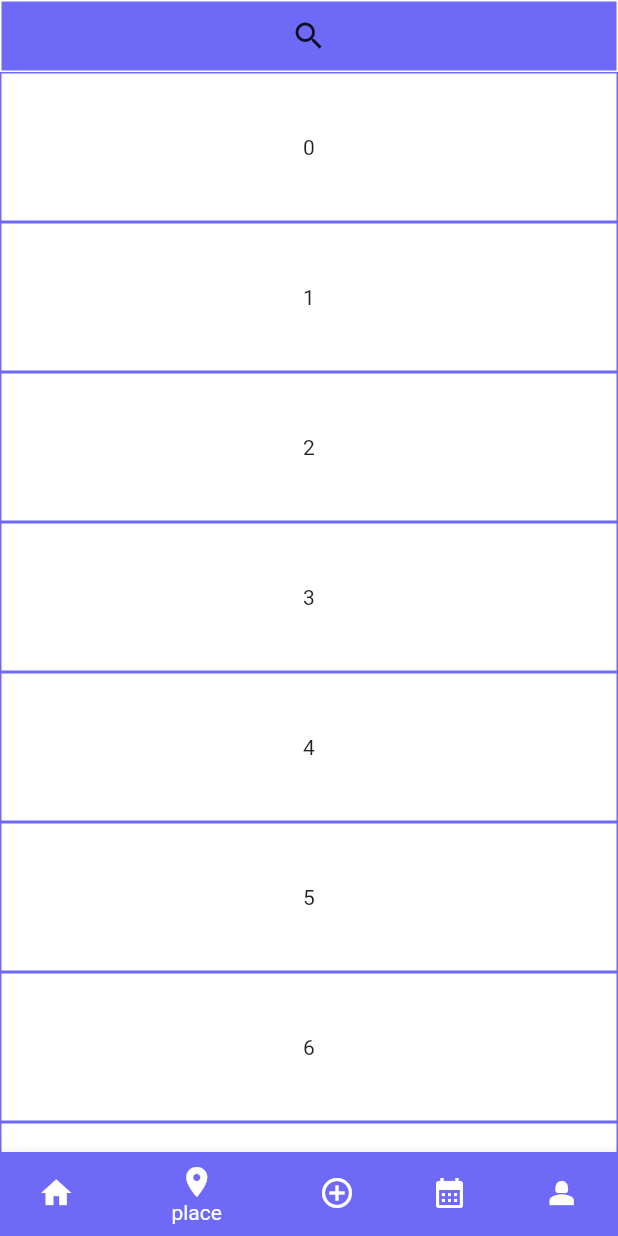
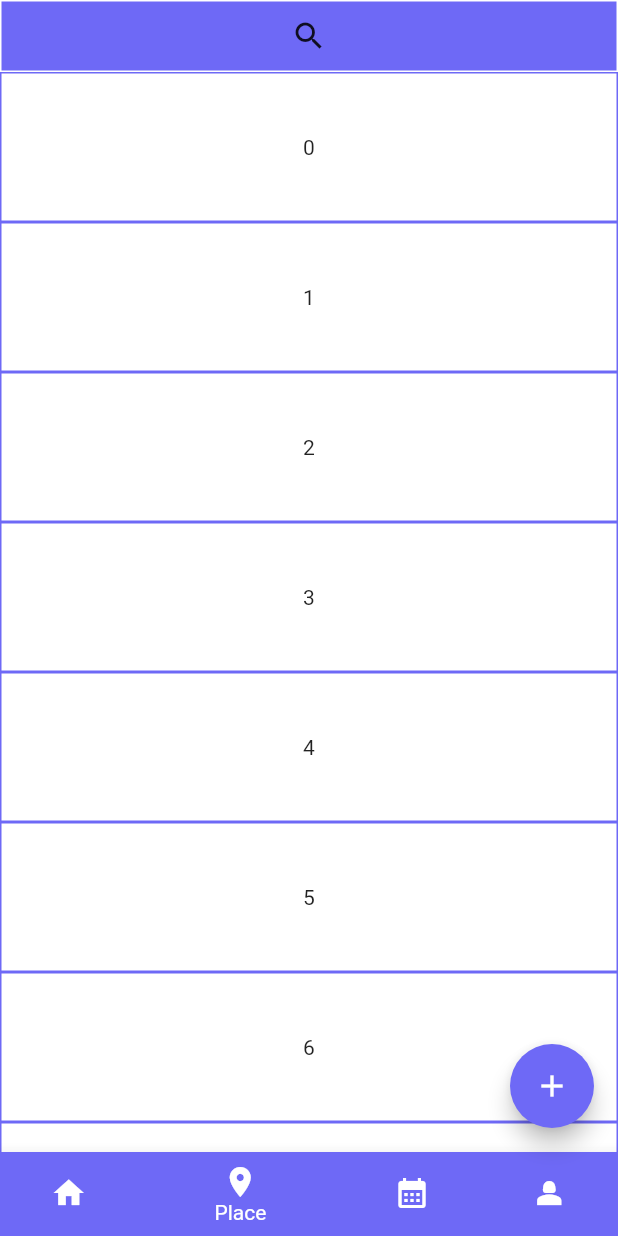
Before and after one commit to ho323/with_wall, a Flutter app: the screen it shows after launch, item 2 of the bottom bar chosen, on a phone screen of 412 x 824 dp. Run offline on Flutter 3.47's test engine with Material 2 defaults, Android fonts, the phone set to English and light mode, and no system bars; our stand-ins replace video_player.

```diff
--- a/lib/screen/home_screen.dart
+++ b/lib/screen/home_screen.dart
@@ -1,6 +1,6 @@
 import 'package:flutter/material.dart';
 import 'package:with_wall/const/colors.dart';
-import 'package:with_wall/screen/add_post.dart';
+import 'package:with_wall/screen/add_post_screen.dart';
 import 'package:with_wall/screen/caledar_screen.dart';
 import 'package:with_wall/screen/center_list_screen.dart';
 import 'package:with_wall/screen/feed_screen.dart';
@@ -19,10 +19,10 @@ class _HomeScreenState extends State<HomeScreen> {
   @override
   Widget build(BuildContext context) {
     return Scaffold(
+      floatingActionButton: renderFloatingActionButton(),
       body: [
         FeedScreen(),
         CenterListScreen(),
-        AddPostScreen(),
         CalendarScreen(),
         ProfileScreen(),
       ][tab],
@@ -33,44 +33,49 @@ class _HomeScreenState extends State<HomeScreen> {
           });
         },
         currentIndex: tab,
-        items: [
+        items: const [
           BottomNavigationBarItem(
             backgroundColor: PRIMARY_COLOR,
             icon: Icon(
               Icons.home,
             ),
-            label: 'home',
+            label: 'Home',
           ),
           BottomNavigationBarItem(
             backgroundColor: PRIMARY_COLOR,
             icon: Icon(
               Icons.place,
             ),
-            label: 'place',
-          ),
-          BottomNavigationBarItem(
-            backgroundColor: PRIMARY_COLOR,
-            icon: Icon(
-              Icons.add_circle_outline,
-            ),
-            label: 'add',
+            label: 'Place',
           ),
           BottomNavigationBarItem(
             backgroundColor: PRIMARY_COLOR,
             icon: Icon(
               Icons.calendar_month,
             ),
-            label: 'calendar',
+            label: 'Calendar',
           ),
           BottomNavigationBarItem(
             backgroundColor: PRIMARY_COLOR,
             icon: Icon(
               Icons.person_2,
             ),
-            label: 'profile',
+            label: 'Profile',
           ),
         ],
       ),
     );
   }
+
+  Widget renderFloatingActionButton() {
+    return FloatingActionButton(
+      onPressed: () {
+        Navigator.of(context).push(
+          MaterialPageRoute(builder: (BuildContext context) => AddPostScreen())
+        );
+      },
+      backgroundColor: PRIMARY_COLOR,
+      child: Icon(Icons.add),
+    );
+  }
 }
```
Also changed, not shown: lib/component/comment.dart (added, +53 -0 lines), lib/component/feed.dart (+28 -44 lines), lib/screen/add_post.dart (deleted, +0 -10 lines), lib/screen/add_post_screen.dart (added, +87 -0 lines), 17 other files.
